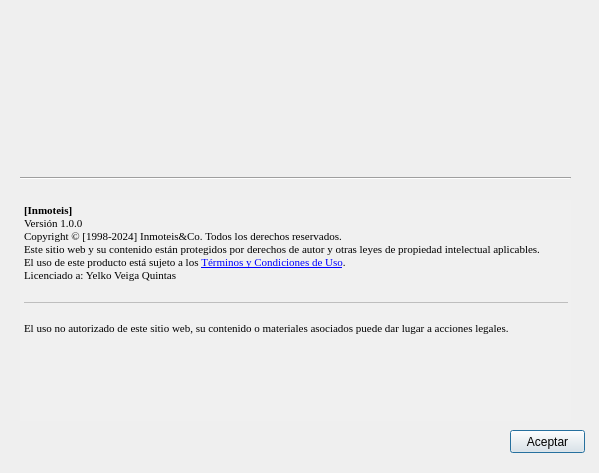
Above: templates/dlgAbout.ui from yelkov/ProyectoDI before the change. Below: the same form after it.
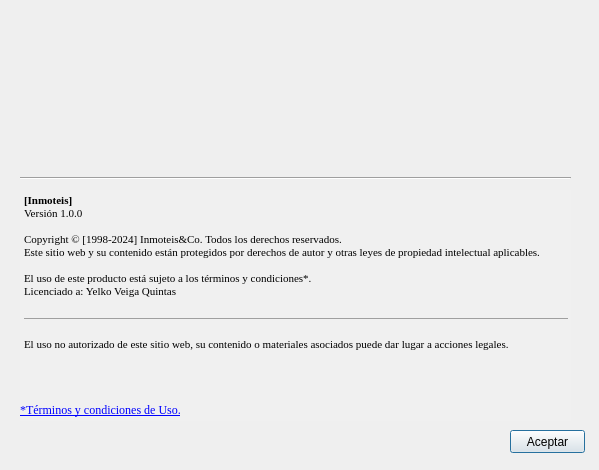
That is the form after the change. Icons and pictures are not drawn.

```diff
--- a/templates/dlgAbout.ui
+++ b/templates/dlgAbout.ui
@@ -10,7 +10,7 @@
     <x>0</x>
     <y>0</y>
     <width>599</width>
-    <height>473</height>
+    <height>470</height>
    </rect>
   </property>
   <property name="windowTitle">
@@ -21,14 +21,14 @@
   </property>
   <widget class="QTextEdit" name="dlgAbout">
    <property name="enabled">
-    <bool>false</bool>
+    <bool>true</bool>
    </property>
    <property name="geometry">
     <rect>
      <x>20</x>
-     <y>200</y>
+     <y>190</y>
      <width>551</width>
-     <height>221</height>
+     <height>231</height>
     </rect>
    </property>
    <property name="font">
@@ -45,6 +45,9 @@
    <property name="frameShape">
     <enum>QFrame::NoFrame</enum>
    </property>
+   <property name="readOnly">
+    <bool>true</bool>
+   </property>
    <property name="html">
     <string>&lt;!DOCTYPE HTML PUBLIC &quot;-//W3C//DTD HTML 4.0//EN&quot; &quot;http://www.w3.org/TR/REC-html40/strict.dtd&quot;&gt;
 &lt;html&gt;&lt;head&gt;&lt;meta name=&quot;qrichtext&quot; content=&quot;1&quot; /&gt;&lt;style type=&quot;text/css&quot;&gt;
@@ -52,9 +55,11 @@
 &lt;/style&gt;&lt;/head&gt;&lt;body style=&quot; font-family:'Times New Roman'; font-size:8.25pt; font-weight:400; font-style:normal;&quot;&gt;
 &lt;p style=&quot; margin-top:0px; margin-bottom:0px; margin-left:0px; margin-right:0px; -qt-block-indent:0; text-indent:0px;&quot;&gt;&lt;span style=&quot; font-family:'gg mono,Source Code Pro,Consolas,Andale Mono WT,Andale Mono,Lucida Console,Lucida Sans Typewriter,DejaVu Sans Mono,Bitstream Vera Sans Mono,Liberation Mono,Nimbus Mono L,Monaco,Courier New,Courier,monospace'; font-size:8pt; font-weight:600; color:#000000;&quot;&gt;[Inmoteis]&lt;/span&gt;&lt;/p&gt;
 &lt;p style=&quot; margin-top:0px; margin-bottom:0px; margin-left:0px; margin-right:0px; -qt-block-indent:0; text-indent:0px;&quot;&gt;&lt;span style=&quot; font-family:'gg mono,Source Code Pro,Consolas,Andale Mono WT,Andale Mono,Lucida Console,Lucida Sans Typewriter,DejaVu Sans Mono,Bitstream Vera Sans Mono,Liberation Mono,Nimbus Mono L,Monaco,Courier New,Courier,monospace'; font-size:8pt; color:#000000;&quot;&gt;Versión 1.0.0&lt;/span&gt;&lt;/p&gt;
+&lt;p style=&quot;-qt-paragraph-type:empty; margin-top:0px; margin-bottom:0px; margin-left:0px; margin-right:0px; -qt-block-indent:0; text-indent:0px; font-family:'gg mono,Source Code Pro,Consolas,Andale Mono WT,Andale Mono,Lucida Console,Lucida Sans Typewriter,DejaVu Sans Mono,Bitstream Vera Sans Mono,Liberation Mono,Nimbus Mono L,Monaco,Courier New,Courier,monospace'; font-size:8pt; color:#000000;&quot;&gt;&lt;br /&gt;&lt;/p&gt;
 &lt;p style=&quot; margin-top:0px; margin-bottom:0px; margin-left:0px; margin-right:0px; -qt-block-indent:0; text-indent:0px;&quot;&gt;&lt;span style=&quot; font-family:'gg mono,Source Code Pro,Consolas,Andale Mono WT,Andale Mono,Lucida Console,Lucida Sans Typewriter,DejaVu Sans Mono,Bitstream Vera Sans Mono,Liberation Mono,Nimbus Mono L,Monaco,Courier New,Courier,monospace'; font-size:8pt; color:#000000;&quot;&gt;Copyright © [1998-2024] Inmoteis&amp;amp;Co. Todos los derechos reservados.&lt;/span&gt;&lt;/p&gt;
 &lt;p style=&quot; margin-top:0px; margin-bottom:0px; margin-left:0px; margin-right:0px; -qt-block-indent:0; text-indent:0px;&quot;&gt;&lt;span style=&quot; font-family:'gg mono,Source Code Pro,Consolas,Andale Mono WT,Andale Mono,Lucida Console,Lucida Sans Typewriter,DejaVu Sans Mono,Bitstream Vera Sans Mono,Liberation Mono,Nimbus Mono L,Monaco,Courier New,Courier,monospace'; font-size:8pt; color:#000000;&quot;&gt;Este sitio web y su contenido están protegidos por derechos de autor y otras leyes de propiedad intelectual aplicables.&lt;/span&gt;&lt;/p&gt;
-&lt;p style=&quot; margin-top:0px; margin-bottom:0px; margin-left:0px; margin-right:0px; -qt-block-indent:0; text-indent:0px;&quot;&gt;&lt;span style=&quot; font-family:'gg mono,Source Code Pro,Consolas,Andale Mono WT,Andale Mono,Lucida Console,Lucida Sans Typewriter,DejaVu Sans Mono,Bitstream Vera Sans Mono,Liberation Mono,Nimbus Mono L,Monaco,Courier New,Courier,monospace'; font-size:8pt; color:#000000;&quot;&gt;El uso de este producto está sujeto a los &lt;/span&gt;&lt;a href=&quot;https://es.wikipedia.org/wiki/T%C3%A9rminos_y_condiciones_de_uso&quot;&gt;&lt;span style=&quot; font-family:'MS Shell Dlg 2'; font-size:8pt; text-decoration: underline; color:#0000ff;&quot;&gt;Términos y Condiciones de Uso&lt;/span&gt;&lt;/a&gt;&lt;span style=&quot; font-family:'gg mono,Source Code Pro,Consolas,Andale Mono WT,Andale Mono,Lucida Console,Lucida Sans Typewriter,DejaVu Sans Mono,Bitstream Vera Sans Mono,Liberation Mono,Nimbus Mono L,Monaco,Courier New,Courier,monospace'; font-size:8pt; color:#000000;&quot;&gt;.&lt;/span&gt;&lt;/p&gt;
+&lt;p style=&quot;-qt-paragraph-type:empty; margin-top:0px; margin-bottom:0px; margin-left:0px; margin-right:0px; -qt-block-indent:0; text-indent:0px; font-family:'gg mono,Source Code Pro,Consolas,Andale Mono WT,Andale Mono,Lucida Console,Lucida Sans Typewriter,DejaVu Sans Mono,Bitstream Vera Sans Mono,Liberation Mono,Nimbus Mono L,Monaco,Courier New,Courier,monospace'; font-size:8pt; color:#000000;&quot;&gt;&lt;br /&gt;&lt;/p&gt;
+&lt;p style=&quot; margin-top:0px; margin-bottom:0px; margin-left:0px; margin-right:0px; -qt-block-indent:0; text-indent:0px;&quot;&gt;&lt;span style=&quot; font-family:'gg mono,Source Code Pro,Consolas,Andale Mono WT,Andale Mono,Lucida Console,Lucida Sans Typewriter,DejaVu Sans Mono,Bitstream Vera Sans Mono,Liberation Mono,Nimbus Mono L,Monaco,Courier New,Courier,monospace'; font-size:8pt; color:#000000;&quot;&gt;El uso de este producto está sujeto a los términos y condiciones*.&lt;/span&gt;&lt;/p&gt;
 &lt;p style=&quot; margin-top:0px; margin-bottom:0px; margin-left:0px; margin-right:0px; -qt-block-indent:0; text-indent:0px;&quot;&gt;&lt;span style=&quot; font-family:'gg mono,Source Code Pro,Consolas,Andale Mono WT,Andale Mono,Lucida Console,Lucida Sans Typewriter,DejaVu Sans Mono,Bitstream Vera Sans Mono,Liberation Mono,Nimbus Mono L,Monaco,Courier New,Courier,monospace'; font-size:8pt; color:#000000;&quot;&gt;Licenciado a: Yelko Veiga Quintas&lt;/span&gt;&lt;/p&gt;
 &lt;p style=&quot;-qt-paragraph-type:empty; margin-top:0px; margin-bottom:0px; margin-left:0px; margin-right:0px; -qt-block-indent:0; text-indent:0px; font-family:'gg mono,Source Code Pro,Consolas,Andale Mono WT,Andale Mono,Lucida Console,Lucida Sans Typewriter,DejaVu Sans Mono,Bitstream Vera Sans Mono,Liberation Mono,Nimbus Mono L,Monaco,Courier New,Courier,monospace'; font-size:8pt; color:#000000;&quot;&gt;&lt;br /&gt;&lt;/p&gt;
 &lt;hr /&gt;
@@ -126,6 +131,33 @@
     <bool>true</bool>
    </property>
   </widget>
+  <widget class="QLabel" name="label_3">
+   <property name="geometry">
+    <rect>
+     <x>20</x>
+     <y>390</y>
+     <width>221</width>
+     <height>41</height>
+    </rect>
+   </property>
+   <property name="font">
+    <font>
+     <family>Times New Roman</family>
+    </font>
+   </property>
+   <property name="text">
+    <string>&lt;html&gt;&lt;head/&gt;&lt;body&gt;&lt;p&gt;&lt;a href=&quot;https://github.com/yelkov&quot;&gt;&lt;span style=&quot; text-decoration: underline; color:#0000ff;&quot;&gt;*Términos y condiciones de Uso.&lt;/span&gt;&lt;/a&gt;&lt;/p&gt;&lt;/body&gt;&lt;/html&gt;</string>
+   </property>
+   <property name="scaledContents">
+    <bool>false</bool>
+   </property>
+   <property name="openExternalLinks">
+    <bool>true</bool>
+   </property>
+   <property name="textInteractionFlags">
+    <set>Qt::LinksAccessibleByKeyboard|Qt::LinksAccessibleByMouse</set>
+   </property>
+  </widget>
  </widget>
  <resources/>
  <connections/>
```
Left out of the diff: 3 changed lines with no effect on the pictures.
